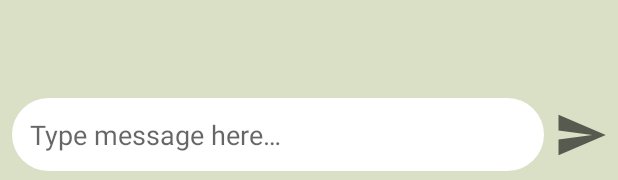
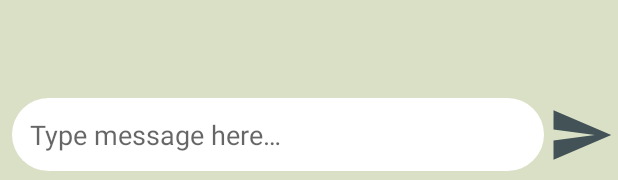
Before and after one commit to c8j/needy, an Android app: the layout activity_chat.xml on its own in the app's theme, with its tools: preview values and no code run, on a phone screen of 412 x 824 dp. Shown: the part 1053-1233 px from the top of the screen. Run offline under Robolectric (Android 15) with nearby library versions, the phone set to English and light mode, and no system bars.

Commit message:
Add contact functionality to needs and deeds post details (for real this time) Further improve look of some messaging related layouts Implement message preview showing if *you* sent the last message

```diff
--- a/app/src/main/java/com/android_group10/needy/ui/messaging/MessagingFragment.kt
+++ b/app/src/main/java/com/android_group10/needy/ui/messaging/MessagingFragment.kt
@@ -33,8 +33,8 @@ class MessagingFragment : Fragment() {
             binding.viewPager
         ) { tab, position ->
             when (position) {
-                0 -> tab.text = getString(R.string.conversations_tab_label_requests)
-                1 -> tab.text = getString(R.string.conversations_tab_label_messages)
+                0 -> tab.text = getString(R.string.messaging_tab_label_requests)
+                1 -> tab.text = getString(R.string.messaging_tab_label_messages)
             }
         }.attach()
         return binding.root
--- /dev/null
+++ b/app/src/main/res/color/selector_messaging_button_send.xml
@@ -0,0 +1,9 @@
+<?xml version="1.0" encoding="utf-8"?>
+<selector xmlns:android="http://schemas.android.com/apk/res/android">
+    <item android:color="@color/teal_700"
+        android:state_selected="true" />
+    <item android:color="?colorAccent"
+        android:state_enabled="true"/>
+    <item android:color="?colorAccent"
+        android:alpha="?android:disabledAlpha"/>
+</selector>
--- a/app/src/main/res/drawable/ic_chat_send.xml
+++ b/app/src/main/res/drawable/ic_chat_send.xml
@@ -1,6 +1,6 @@
 <vector xmlns:android="http://schemas.android.com/apk/res/android"
-    android:width="36dp"
-    android:height="36dp"
+    android:width="44dp"
+    android:height="44dp"
     android:viewportWidth="24"
     android:viewportHeight="24"
     android:tint="?attr/colorControlNormal"
--- a/app/src/main/res/layout/activity_chat.xml
+++ b/app/src/main/res/layout/activity_chat.xml
@@ -43,7 +43,7 @@
         android:layout_marginBottom="8dp"
         android:background="@drawable/rect_oval_shape"
         android:elevation="1dp"
-        android:hint="@string/conversations_chat_hint"
+        android:hint="@string/messaging_chat_hint"
         android:inputType="textAutoCorrect|textMultiLine|textCapSentences|textImeMultiLine"
         android:maxHeight="108dp"
         android:maxLength="@integer/messaging_character_limit"
@@ -52,19 +52,22 @@
         app:layout_constraintBottom_toBottomOf="parent"
         app:layout_constraintEnd_toStartOf="@+id/guideline3"
         app:layout_constraintStart_toStartOf="parent"
-        tools:text="@tools:sample/lorem/random"/>
+        tools:text="@tools:sample/lorem/random" />
 
-    <ImageButton
+    <com.google.android.material.button.MaterialButton
         android:id="@+id/iBtnSend"
+        style="@style/Widget.MaterialComponents.Button.TextButton"
         android:layout_width="0dp"
         android:layout_height="wrap_content"
-        android:background="?android:selectableItemBackgroundBorderless"
-        android:contentDescription="@string/conversations_chat_send_description"
+        android:contentDescription="@string/messaging_chat_send_description"
+        app:icon="@drawable/ic_chat_send"
+        app:iconGravity="textEnd"
+        app:iconPadding="0dp"
+        app:iconTint="@color/selector_messaging_button_send"
         app:layout_constraintBottom_toBottomOf="@+id/etMessage"
         app:layout_constraintEnd_toEndOf="parent"
         app:layout_constraintStart_toStartOf="@+id/guideline3"
-        app:layout_constraintTop_toTopOf="@+id/etMessage"
-        app:srcCompat="@drawable/ic_chat_send" />
+        app:layout_constraintTop_toTopOf="@+id/etMessage" />
 
     <androidx.constraintlayout.widget.Guideline
         android:id="@+id/guideline3"
--- a/app/src/main/res/layout/item_messaging_conversation.xml
+++ b/app/src/main/res/layout/item_messaging_conversation.xml
@@ -5,6 +5,8 @@
     android:layout_width="match_parent"
     android:layout_height="100dp"
     android:layout_margin="4dp"
+    app:strokeWidth="2dp"
+    app:strokeColor="?colorAccent"
     android:clickable="true">
 
     <androidx.constraintlayout.widget.ConstraintLayout
@@ -31,7 +33,7 @@
             android:id="@+id/tvLabelAssociatedPost"
             android:layout_width="wrap_content"
             android:layout_height="wrap_content"
-            android:text="@string/conversations_conversation_label_post"
+            android:text="@string/messaging_conversation_label_post"
             android:textAppearance="@style/TextAppearance.MaterialComponents.Subtitle1"
             app:layout_constraintBottom_toTopOf="@+id/tvContactName"
             app:layout_constraintStart_toStartOf="@+id/tvContactName"
--- a/app/src/main/res/menu/messaging_request.xml
+++ b/app/src/main/res/menu/messaging_request.xml
@@ -2,8 +2,8 @@
 <menu xmlns:android="http://schemas.android.com/apk/res/android">
     <item
         android:id="@+id/messaging.request.menu.accept"
-        android:title="@string/conversations_request_accept" />
+        android:title="@string/messaging_request_accept" />
     <item
         android:id="@+id/messaging.request.menu.ignore"
-        android:title="@string/conversations_request_ignore" />
+        android:title="@string/messaging_request_ignore" />
 </menu>
```
Also changed, not shown: app/src/main/java/com/android_group10/needy/messaging/data/conversation/Conversation.kt (+13 -2 lines), app/src/main/java/com/android_group10/needy/messaging/util/FirestoreUtil.kt (+52 -17 lines), app/src/main/java/com/android_group10/needy/ui/InNeed/OpenPostRecordFragment.java (+14 -1 lines), app/src/main/java/com/android_group10/needy/ui/NeedsAndDeeds/OtherStatusPostRecordFragment.java (+19 -2 lines), app/src/main/java/com/android_group10/needy/ui/messaging/chat/ChatActivity.kt (+9 -0 lines), app/src/main/java/com/android_group10/needy/ui/messaging/conversations/ConversationsFragment.kt (+5 -3 lines), app/src/main/java/com/android_group10/needy/ui/messaging/conversations/ConversationsFragmentAdapter.kt (+8 -2 lines), app/src/main/res/layout/item_messaging_request.xml (+14 -10 lines), app/src/main/res/values/strings.xml (+9 -8 lines).
